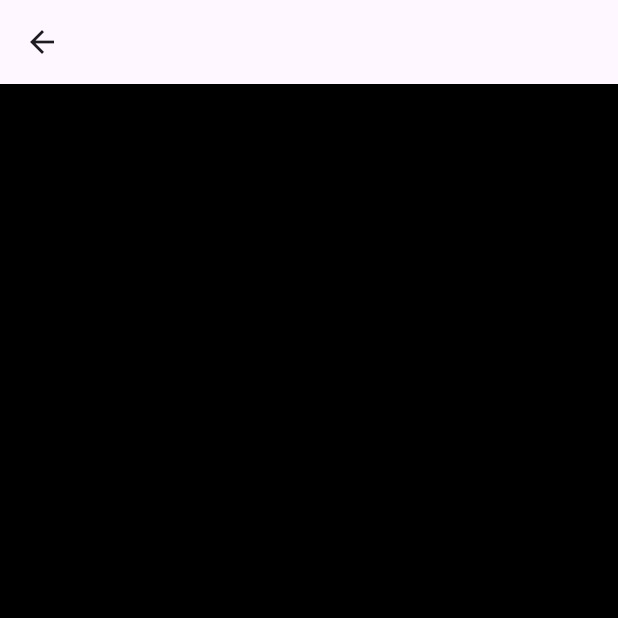
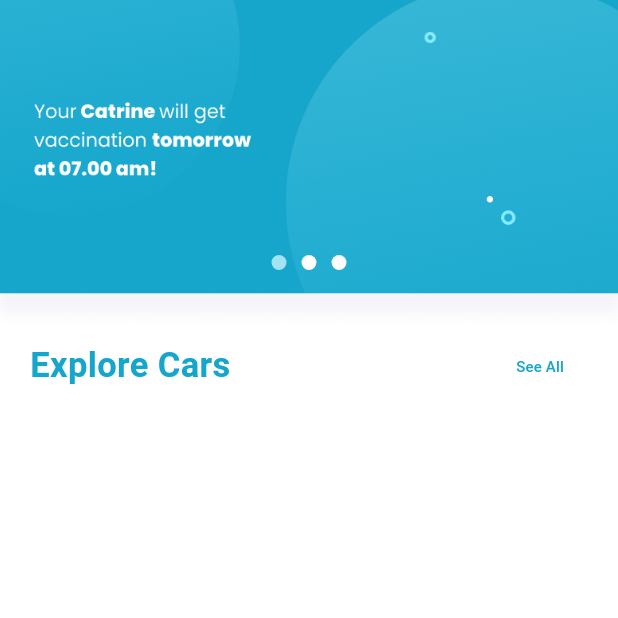
Before and after one commit to adibbbb/rentify, a Flutter app: the WelcomePage screen opened directly, after a tap on "Skip", after a tap on "Done", on a phone screen of 412 x 824 dp, the top half of it. Run offline on Flutter 3.47's test engine with Material 2 defaults, Android fonts, the phone set to English and light mode, and no system bars; drawn by our look-alikes of flutter_image_slideshow; our stand-ins replace google_fonts; Roboto replaces fonts that are missing (asset/fonts/Poppins-Medium.ttf, asset/fonts/Poppins-SemiBold.ttf).

Commit message:
home page

```diff
--- a/lib/home_page.dart
+++ b/lib/home_page.dart
@@ -1,14 +1,86 @@
 import 'package:flutter/material.dart';
+import 'package:flutter_image_slideshow/flutter_image_slideshow.dart';
 
-class Homee extends StatelessWidget {
-  const Homee({super.key});
+class HomePage extends StatefulWidget {
+  const HomePage({super.key});
+
+  @override
+  State<HomePage> createState() => _HomePageState();
+}
+
+class _HomePageState extends State<HomePage> {
+  @override
+  Widget build(BuildContext context) {
+    return Scaffold(
+      backgroundColor: Colors.white,
+      body: SafeArea(
+        child: Column(
+        children: [
+          _herobanner(),
+          Padding(
+            padding: const EdgeInsets.symmetric(horizontal: 20),
+            child: Row(
+              mainAxisAlignment: MainAxisAlignment.spaceBetween,
+              children: [
+                Text('Explore Cars', style: TextStyle(
+                  fontFamily: 'asset/fonts/Poppins-SemiBold.ttf',
+                  fontWeight: FontWeight.w600,
+                  fontSize: 23,
+                  color: Color(0xff16A6CC),
+                ),),
+                TextButton(onPressed: (){},
+                 child:
+                 Text('See All', style: TextStyle(
+                  fontFamily: 'asset/fonts/Poppins-Medium.ttf',
+                  fontWeight: FontWeight.w500,
+                  fontSize: 10,
+                  color: Color(0xff16A6CC),
+                 ),)
+                )
+            ],
+            ),
+          )
+        ],
+      )
+    ),
+  );
+  }
+}
+
+class _herobanner extends StatelessWidget {
+  const _herobanner({
+    super.key,
+  });
 
   @override
   Widget build(BuildContext context) {
-    return Scaffold(
-      appBar: AppBar(),
-      backgroundColor: Colors.black,
-
+    return ImageSlideshow(
+      height: 220,
+      width: double.infinity,
+      indicatorColor: Color(0xffA3E3F5),
+      indicatorRadius: 5,
+      indicatorPadding: 10,
+      indicatorBottomPadding: 40,
+      indicatorBackgroundColor: Colors.white,
+      onPageChanged: (value) {
+        debugPrint('page changed: $value');
+      },
+      autoPlayInterval: 3000,
+      isLoop: true,
+      children: [
+        Image.asset(
+        'asset/home/banner.png',
+        fit: BoxFit.cover,
+        ),
+         Image.asset(
+        'asset/home/banner2.png',
+        fit: BoxFit.cover,
+        ),
+         Image.asset(
+        'asset/home/banner3.png',
+        fit: BoxFit.cover,
+        ),
+      ],
     );
   }
 }
--- a/lib/main.dart
+++ b/lib/main.dart
@@ -1,4 +1,5 @@
 import 'package:flutter/material.dart';
+import 'package:rentify/home_page.dart';
 import 'login page/forgetpass_email.dart';
 
 void main() {
@@ -19,6 +20,6 @@ class MyApp extends StatelessWidget {
           colorScheme: ColorScheme.fromSeed(seedColor: Colors.deepPurple),
           useMaterial3: true,
         ),
-        home: PassEmailPage());
+        home: HomePage());
   }
 }
--- a/lib/welcome.dart
+++ b/lib/welcome.dart
@@ -105,7 +105,7 @@ class  _WelcomePageState extends State<WelcomePage> {
                     Navigator.push(
                       context, MaterialPageRoute(
                         builder: (context){
-                          return Homee();
+                          return HomePage();
                         },
                       ),
                     );
--- a/pubspec.yaml
+++ b/pubspec.yaml
@@ -40,6 +40,7 @@ dependencies:
   dots_indicator: ^2.1.2
   email_validator: '^2.1.16'
   google_fonts: ^5.1.0
+  flutter_image_slideshow: ^0.1.6
 
 dev_dependencies:
   flutter_test:
@@ -60,12 +61,13 @@ flutter:
   assets:
     - asset/
     - asset/login/
+    - asset/home/
 
 
   # The following line ensures that the Material Icons font is
   # included with your application, so that you can use the icons in
   # the material Icons class.
-  uses-material-design: true
+  # uses-material-design: true
 
   # To add assets to your application, add an assets section, like this:
   #assets:
```
Also changed, not shown: asset/home/banner.png (added), asset/home/banner2.png (added), asset/home/banner3.png (added), pubspec.lock.
